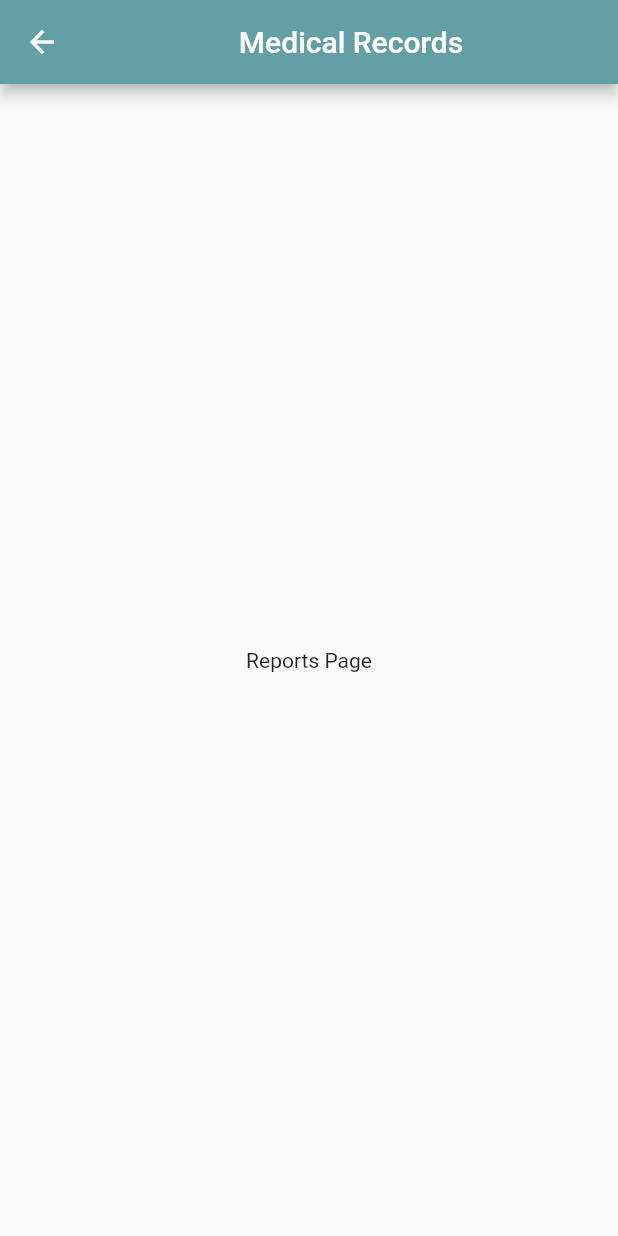
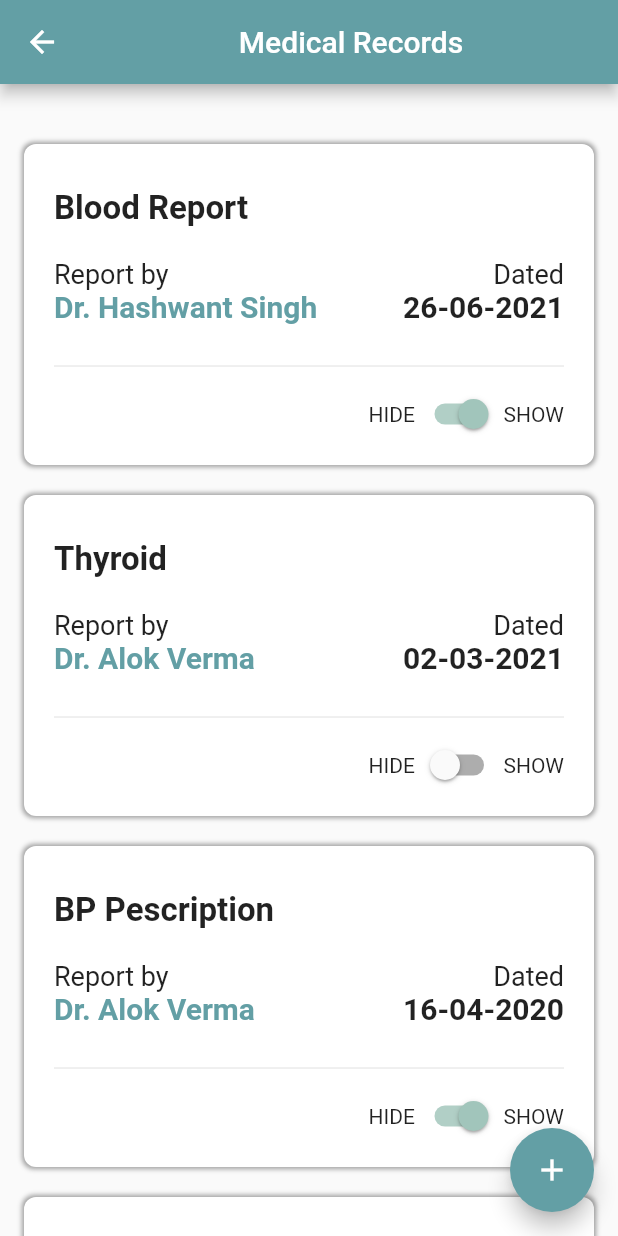
Before and after one commit to srohatgi01/karetaker_app, a Flutter app: the ReportsPage screen opened directly, on a phone screen of 412 x 824 dp. Run offline on Flutter 3.47's test engine with Material 2 defaults, Android fonts, the light colour scheme and no system bars; our stand-ins replace firebase_auth, firebase_core, font_awesome_flutter, google_sign_in, shared_preferences, syncfusion_flutter_calendar and 1 more; accounts and stored records are empty.

Commit message:
reports in process

```diff
--- a/lib/Presentation/nav/reports.dart
+++ b/lib/Presentation/nav/reports.dart
@@ -1,10 +1,18 @@
 import 'package:flutter/material.dart';
+import 'package:karetaker/Presentation/widgets/reports_card.dart';
+import 'package:karetaker/constants/strings.dart';
 import 'package:karetaker/data/models/user.dart';
 import 'package:provider/provider.dart';
 
-class ReportsPage extends StatelessWidget {
+class ReportsPage extends StatefulWidget {
   const ReportsPage({Key? key}) : super(key: key);
 
+  @override
+  _ReportsPageState createState() => _ReportsPageState();
+}
+
+class _ReportsPageState extends State<ReportsPage> {
+  bool status = false;
   @override
   Widget build(BuildContext context) {
     var user = Provider.of<User>(context);
@@ -14,9 +22,51 @@ class ReportsPage extends StatelessWidget {
           child: Text('Medical Records'),
         ),
       ),
-      body: Container(
-        alignment: Alignment.center,
-        child: Text('Reports Page'),
+      floatingActionButton: FloatingActionButton(
+        backgroundColor: Color(PRIMARY_COLOR),
+        child: Icon(Icons.add),
+        onPressed: () {},
+      ),
+      body: SafeArea(
+        child: SingleChildScrollView(
+          child: Padding(
+            padding: EdgeInsets.symmetric(horizontal: 16, vertical: 40),
+            child: Column(
+              children: [
+                ReportsCard(
+                  reportName: 'Blood Report',
+                  doctorName: 'Hashwant Singh',
+                  date: '26-06-2021',
+                  currentStatus: true,
+                ),
+                ReportsCard(
+                  reportName: 'Thyroid',
+                  doctorName: 'Alok Verma',
+                  date: '02-03-2021',
+                  currentStatus: false,
+                ),
+                ReportsCard(
+                  reportName: 'BP Pescription',
+                  doctorName: 'Alok Verma',
+                  date: '16-04-2020',
+                  currentStatus: true,
+                ),
+                ReportsCard(
+                  reportName: 'EMR',
+                  doctorName: 'Hashwant Singh',
+                  date: '01-02-2019',
+                  currentStatus: true,
+                ),
+                ReportsCard(
+                  reportName: 'Blood Report',
+                  doctorName: 'Hashwant Singh',
+                  date: '11-10-2017',
+                  currentStatus: false,
+                ),
+              ],
+            ),
+          ),
+        ),
       ),
     );
   }
--- /dev/null
+++ b/lib/Presentation/widgets/reports_card.dart
@@ -0,0 +1,101 @@
+import 'package:flutter/material.dart';
+import 'package:karetaker/constants/strings.dart';
+
+class ReportsCard extends StatefulWidget {
+  final doctorName;
+  final date;
+  final reportName;
+  final currentStatus;
+  const ReportsCard({
+    Key? key,
+    required this.doctorName,
+    required this.date,
+    required this.reportName,
+    required this.currentStatus,
+  }) : super(key: key);
+
+  @override
+  _ReportsCardState createState() => _ReportsCardState();
+}
+
+class _ReportsCardState extends State<ReportsCard> {
+  @override
+  Widget build(BuildContext context) {
+    bool status = widget.currentStatus;
+    return Container(
+      margin: EdgeInsets.only(bottom: 20),
+      padding: EdgeInsets.only(left: 20, right: 20, top: 30, bottom: 10),
+      decoration: BoxDecoration(
+        color: Colors.white,
+        boxShadow: [
+          BoxShadow(
+            blurRadius: 2,
+            color: Colors.grey,
+            spreadRadius: 1,
+          ),
+        ],
+        borderRadius: BorderRadius.circular(8),
+      ),
+      width: MediaQuery.of(context).size.width,
+      child: Column(
+        crossAxisAlignment: CrossAxisAlignment.start,
+        mainAxisSize: MainAxisSize.min,
+        children: [
+          Text(
+            '${widget.reportName}',
+            style: TextStyle(
+              fontSize: 22,
+              fontWeight: FontWeight.bold,
+            ),
+          ),
+          SizedBox(height: 20),
+          Row(mainAxisAlignment: MainAxisAlignment.spaceBetween, children: [
+            Text('Report by',
+                style: TextStyle(
+                  fontSize: 18,
+                )),
+            Text('Dated',
+                style: TextStyle(
+                  fontSize: 18,
+                ))
+          ]),
+          Row(mainAxisAlignment: MainAxisAlignment.spaceBetween, children: [
+            Text(
+              'Dr. ${widget.doctorName}',
+              style: TextStyle(
+                fontSize: 20,
+                color: Color(PRIMARY_COLOR),
+                fontWeight: FontWeight.bold,
+              ),
+            ),
+            Text(
+              '${widget.date}',
+              style: TextStyle(
+                fontSize: 20,
+                fontWeight: FontWeight.bold,
+              ),
+            )
+          ]),
+          SizedBox(height: 20),
+          Divider(),
+          Container(
+            alignment: Alignment.centerRight,
+            child: Row(
+              mainAxisAlignment: MainAxisAlignment.end,
+              children: [
+                Text('HIDE'),
+                Switch(
+                    value: status,
+                    onChanged: (value) {
+                      status = value;
+                      setState(() {});
+                    }),
+                Text('SHOW'),
+              ],
+            ),
+          ),
+        ],
+      ),
+    );
+  }
+}
--- a/lib/constants/strings.dart
+++ b/lib/constants/strings.dart
@@ -29,6 +29,8 @@ const GET_APPOINTMENTS_OF_USER = BASE_URL + '/appointments/appointmentbyid/';
 // Route used to update the user booked status to cancelled by user.
 const UPDATE_USER_STATUS = BASE_URL + '/appointments/appointmentbyid/';
 
+//* Reports
+
 // Route to get all the user reports
 const GET_USER_REPORTS = BASE_URL + '/users/reports/getreportsbyuser/';
 
--- a/lib/data/models/reports.dart
+++ b/lib/data/models/reports.dart
@@ -51,5 +51,6 @@ class Reports {
         "doctor_who_created_report":
             doctorWhoCreatedReport == null ? null : doctorWhoCreatedReport,
         "show_status": showStatus == null ? null : showStatus,
+        "timestamp": timestamp == null ? null : timestamp!.toIso8601String(),
       };
 }
--- /dev/null
+++ b/lib/data/provider/reports_api.dart
@@ -0,0 +1,17 @@
+import 'dart:convert';
+import 'package:http/http.dart' as http;
+import 'package:karetaker/constants/strings.dart';
+
+class ReportsApi {
+  getUserReports({required String emailAddress}) async {
+    try {
+      var response = await http.get(Uri.parse(GET_USER_REPORTS + emailAddress));
+
+      var decodedJson = json.decode(response.body);
+
+      return decodedJson;
+    } on Exception catch (e) {
+      print('Get user reports $e');
+    }
+  }
+}
--- /dev/null
+++ b/lib/data/repositories/reports_repo.dart
@@ -0,0 +1,17 @@
+import 'package:karetaker/data/models/reports.dart';
+import 'package:karetaker/data/provider/reports_api.dart';
+
+class ReportsRepo {
+  getUserReports({required String emailAddress}) async {
+    var decodedJson =
+        await ReportsApi().getUserReports(emailAddress: emailAddress);
+
+    List<Reports> reports = [];
+
+    for (var report in decodedJson) {
+      reports.add(report);
+    }
+
+    return reports;
+  }
+}
```
